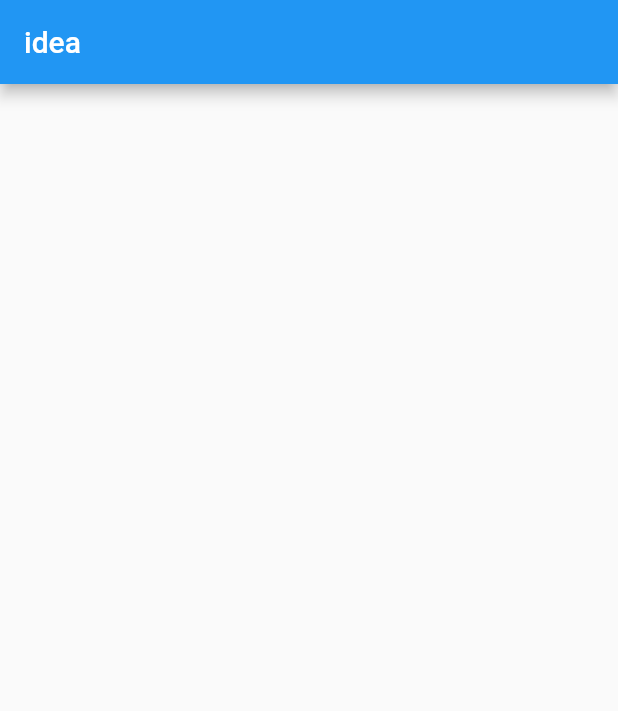
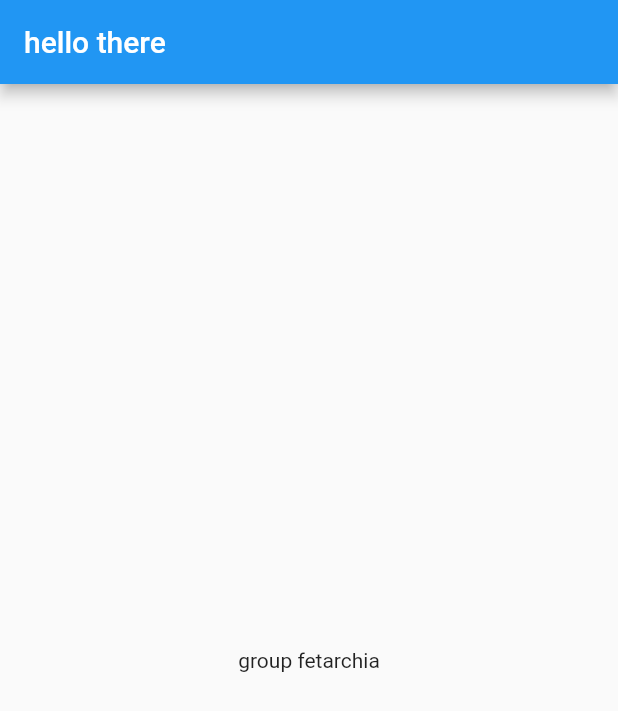
Before and after one commit to islamsarbast21/myptoject, a Flutter app: the screen it shows after launch, on a phone screen of 412 x 824 dp. Shown: the top 711 px of the screen. Run offline on Flutter 3.47's test engine with Material 2 defaults, Android fonts, the phone set to English and light mode, and no system bars.

Commit message:
uploaded by mody

```diff
--- a/lib/first.dart
+++ b/lib/first.dart
@@ -1,4 +1,4 @@
- import 'package:flutter/material.dart';
+import 'package:flutter/material.dart';
 import 'package:flutter/src/widgets/framework.dart';
 import 'package:flutter/src/widgets/placeholder.dart';
 import 'package:myprojectapp/main.dart';
@@ -8,7 +8,10 @@ class body extends StatelessWidget {
 
   @override
   Widget build(BuildContext context) {
-    return Scaffold(appBar: AppBar(title: Text("idea"),),);
+    return Scaffold(
+      appBar: AppBar(title: Text("hello there"),),
+      body: Center(child: Text("group fetarchia")),
+      );
 
   }
 }
```
